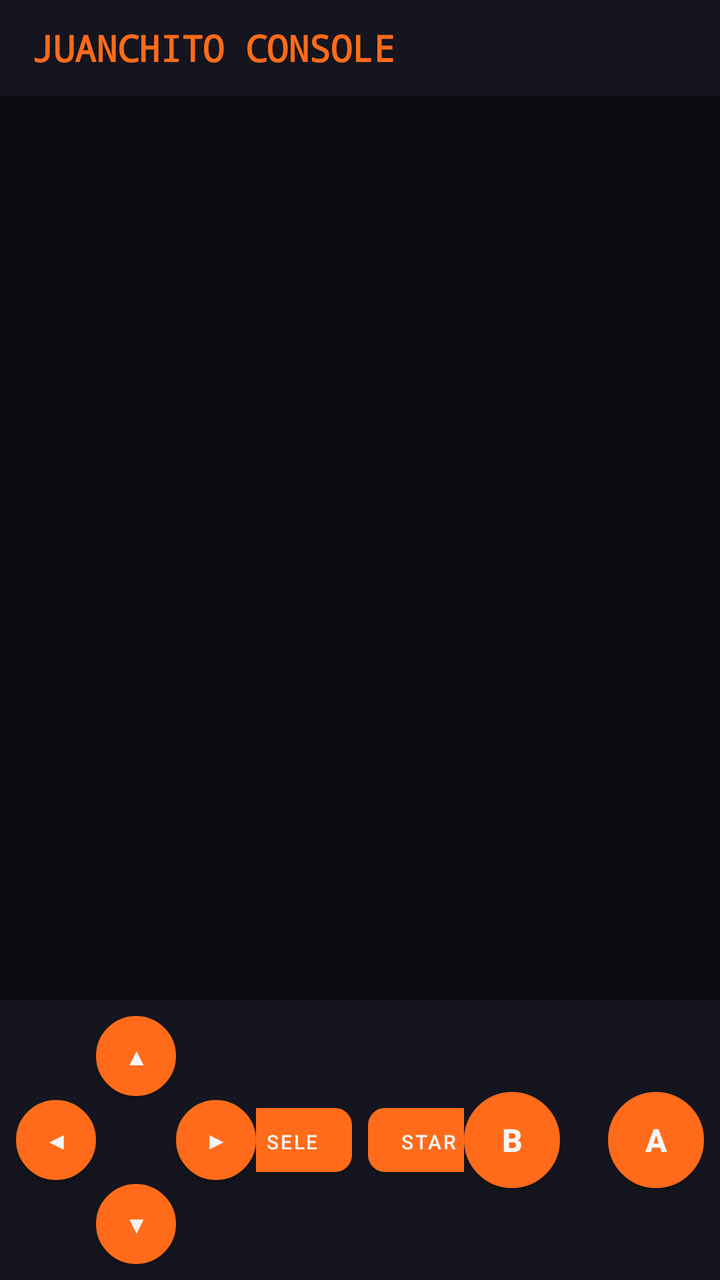
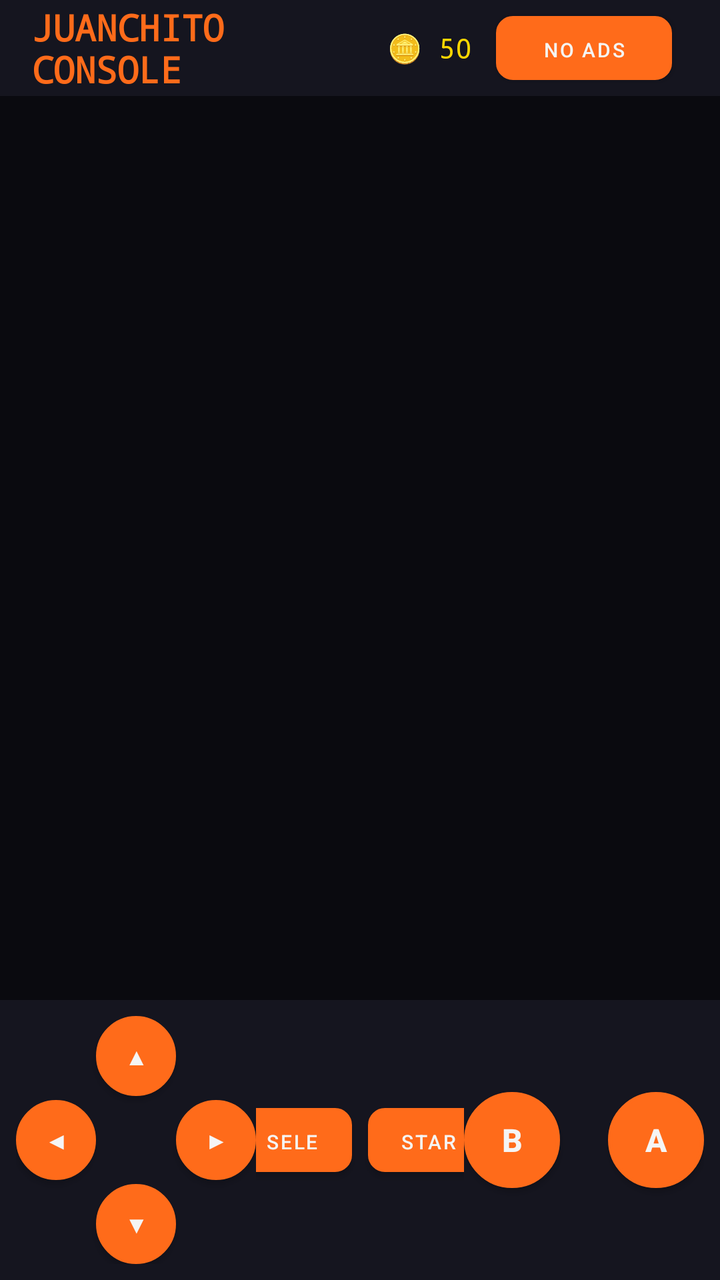

An Android layout rendered at two revisions. The XML below is the earlier revision; the diff shows what the commit changed to produce the second picture.
<!-- AndroidManifest.xml: application theme Theme.JuanchitoConsole -->
<!-- res/layout/activity_main.xml -->
<?xml version="1.0" encoding="utf-8"?>
<androidx.constraintlayout.widget.ConstraintLayout xmlns:android="http://schemas.android.com/apk/res/android"
    xmlns:app="http://schemas.android.com/apk/res-auto"
    android:layout_width="match_parent"
    android:layout_height="match_parent"
    android:background="@color/atari_bg">

    
    <LinearLayout
        android:id="@+id/topBar"
        android:layout_width="0dp"
        android:layout_height="48dp"
        android:background="@color/atari_panel"
        android:gravity="center_vertical"
        android:orientation="horizontal"
        android:paddingStart="16dp"
        android:paddingEnd="16dp"
        app:layout_constraintTop_toTopOf="parent"
        app:layout_constraintStart_toStartOf="parent"
        app:layout_constraintEnd_toEndOf="parent">

        <TextView
            android:id="@+id/tvConsoleTitle"
            android:layout_width="0dp"
            android:layout_height="wrap_content"
            android:layout_weight="1"
            android:text="@string/console_title"
            android:textColor="@color/atari_orange"
            android:textSize="18sp"
            android:textStyle="bold"
            android:fontFamily="monospace" />

        <TextView
            android:id="@+id/tvScore"
            android:layout_width="wrap_content"
            android:layout_height="wrap_content"
            android:textColor="@color/atari_yellow"
            android:textSize="14sp"
            android:fontFamily="monospace"
            android:visibility="gone" />
    </LinearLayout>

    
    <androidx.recyclerview.widget.RecyclerView
        android:id="@+id/rvGames"
        android:layout_width="0dp"
        android:layout_height="0dp"
        android:padding="12dp"
        android:clipToPadding="false"
        app:layout_constraintTop_toBottomOf="@id/topBar"
        app:layout_constraintBottom_toTopOf="@id/gamepadContainer"
        app:layout_constraintStart_toStartOf="parent"
        app:layout_constraintEnd_toEndOf="parent" />

    
    <erasom.juanchito.app.GameView
        android:id="@+id/gameView"
        android:layout_width="0dp"
        android:layout_height="0dp"
        android:visibility="gone"
        app:layout_constraintTop_toBottomOf="@id/topBar"
        app:layout_constraintBottom_toTopOf="@id/gamepadContainer"
        app:layout_constraintStart_toStartOf="parent"
        app:layout_constraintEnd_toEndOf="parent" />

    
    <LinearLayout
        android:id="@+id/gamepadContainer"
        android:layout_width="0dp"
        android:layout_height="140dp"
        android:background="@color/atari_panel"
        android:orientation="horizontal"
        android:padding="8dp"
        app:layout_constraintBottom_toBottomOf="parent"
        app:layout_constraintStart_toStartOf="parent"
        app:layout_constraintEnd_toEndOf="parent">

        
        <FrameLayout
            android:id="@+id/dpadContainer"
            android:layout_width="120dp"
            android:layout_height="match_parent"
            android:layout_gravity="center">

            <Button
                android:id="@+id/btnUp"
                android:layout_width="40dp"
                android:layout_height="40dp"
                android:layout_gravity="top|center_horizontal"
                android:background="@drawable/btn_pad"
                android:text="▲"
                android:textColor="@color/atari_white"
                android:textSize="12sp" />

            <Button
                android:id="@+id/btnLeft"
                android:layout_width="40dp"
                android:layout_height="40dp"
                android:layout_gravity="center_vertical|start"
                android:background="@drawable/btn_pad"
                android:text="◀"
                android:textColor="@color/atari_white"
                android:textSize="12sp" />

            <Button
                android:id="@+id/btnRight"
                android:layout_width="40dp"
                android:layout_height="40dp"
                android:layout_gravity="center_vertical|end"
                android:background="@drawable/btn_pad"
                android:text="▶"
                android:textColor="@color/atari_white"
                android:textSize="12sp" />

            <Button
                android:id="@+id/btnDown"
                android:layout_width="40dp"
                android:layout_height="40dp"
                android:layout_gravity="bottom|center_horizontal"
                android:background="@drawable/btn_pad"
                android:text="▼"
                android:textColor="@color/atari_white"
                android:textSize="12sp" />
        </FrameLayout>

        
        <LinearLayout
            android:layout_width="0dp"
            android:layout_height="match_parent"
            android:layout_weight="1"
            android:gravity="center"
            android:orientation="horizontal">

            <Button
                android:id="@+id/btnSelect"
                android:layout_width="60dp"
                android:layout_height="32dp"
                android:background="@drawable/btn_pad_small"
                android:text="SELECT"
                android:textColor="@color/atari_white"
                android:textSize="10sp"
                android:layout_marginEnd="8dp" />

            <Button
                android:id="@+id/btnStart"
                android:layout_width="60dp"
                android:layout_height="32dp"
                android:background="@drawable/btn_pad_small"
                android:text="START"
                android:textColor="@color/atari_white"
                android:textSize="10sp" />
        </LinearLayout>

        
        <FrameLayout
            android:layout_width="120dp"
            android:layout_height="match_parent"
            android:layout_gravity="center">

            <Button
                android:id="@+id/btnB"
                android:layout_width="48dp"
                android:layout_height="48dp"
                android:layout_gravity="center_vertical|start"
                android:background="@drawable/btn_action"
                android:text="B"
                android:textColor="@color/atari_white"
                android:textSize="16sp"
                android:textStyle="bold" />

            <Button
                android:id="@+id/btnA"
                android:layout_width="48dp"
                android:layout_height="48dp"
                android:layout_gravity="center_vertical|end"
                android:background="@drawable/btn_action"
                android:text="A"
                android:textColor="@color/atari_white"
                android:textSize="16sp"
                android:textStyle="bold" />
        </FrameLayout>
    </LinearLayout>

</androidx.constraintlayout.widget.ConstraintLayout>
<!-- resources referenced by this layout -->
<resources>
  <color name="atari_bg">#0A0A0F</color>
  <color name="atari_orange">#FF6B1A</color>
  <color name="atari_panel">#15151F</color>
  <color name="atari_white">#F5F5F5</color>
  <color name="atari_yellow">#FFD700</color>
  <!-- drawable btn_action (drawable) -->
  <?xml version="1.0" encoding="utf-8"?>
  <shape xmlns:android="http://schemas.android.com/apk/res/android">
      <solid android:color="@color/atari_orange" />
      <corners android:radius="24dp" />
      <stroke android:width="2dp" android:color="@color/atari_yellow" />
  </shape>
  <!-- drawable btn_pad (drawable) -->
  <?xml version="1.0" encoding="utf-8"?>
  <shape xmlns:android="http://schemas.android.com/apk/res/android">
      <solid android:color="@color/atari_grey" />
      <corners android:radius="20dp" />
      <stroke android:width="1dp" android:color="@color/atari_orange" />
  </shape>
  <!-- drawable btn_pad_small (drawable) -->
  <?xml version="1.0" encoding="utf-8"?>
  <shape xmlns:android="http://schemas.android.com/apk/res/android">
      <solid android:color="@color/atari_grey" />
      <corners android:radius="8dp" />
      <stroke android:width="1dp" android:color="@color/atari_orange" />
  </shape>
  <string name="console_title">JUANCHITO CONSOLE</string>
  <style name="Theme.JuanchitoConsole" parent="Theme.MaterialComponents.DayNight.NoActionBar">
          <item name="colorPrimary">@color/atari_orange</item>
          <item name="colorPrimaryDark">@color/atari_dark</item>
          <item name="colorAccent">@color/atari_cyan</item>
          <item name="android:windowBackground">@color/atari_bg</item>
          <item name="android:statusBarColor">@color/atari_dark</item>
          <item name="android:navigationBarColor">@color/atari_dark</item>
      </style>
  <color name="atari_grey">#3A3A4A</color>
  <color name="atari_dark">#050508</color>
  <color name="atari_cyan">#00D9FF</color>
</resources>

<!-- the commit's change to res/layout/activity_main.xml (unified diff, before → after) -->
@@ -31,6 +31,26 @@
             android:fontFamily="monospace" />
 
         <TextView
+            android:id="@+id/tvCoins"
+            android:layout_width="wrap_content"
+            android:layout_height="wrap_content"
+            android:textColor="@color/atari_yellow"
+            android:textSize="14sp"
+            android:text="🪙 50"
+            android:layout_marginEnd="12dp"
+            android:fontFamily="monospace" />
+
+        <Button
+            android:id="@+id/btnRemoveAds"
+            android:layout_width="wrap_content"
+            android:layout_height="32dp"
+            android:text="NO ADS"
+            android:textSize="10sp"
+            android:layout_marginEnd="8dp"
+            android:background="@drawable/btn_pad_small"
+            android:textColor="@color/atari_white" />
+
+        <TextView
             android:id="@+id/tvScore"
             android:layout_width="wrap_content"
             android:layout_height="wrap_content"
@@ -41,13 +61,22 @@
     </LinearLayout>
 
     
+    <FrameLayout
+        android:id="@+id/bannerContainer"
+        android:layout_width="wrap_content"
+        android:layout_height="wrap_content"
+        app:layout_constraintTop_toBottomOf="@id/topBar"
+        app:layout_constraintStart_toStartOf="parent"
+        app:layout_constraintEnd_toEndOf="parent" />
+
+    
     <androidx.recyclerview.widget.RecyclerView
         android:id="@+id/rvGames"
         android:layout_width="0dp"
         android:layout_height="0dp"
         android:padding="12dp"
         android:clipToPadding="false"
-        app:layout_constraintTop_toBottomOf="@id/topBar"
+        app:layout_constraintTop_toBottomOf="@id/bannerContainer"
         app:layout_constraintBottom_toTopOf="@id/gamepadContainer"
         app:layout_constraintStart_toStartOf="parent"
         app:layout_constraintEnd_toEndOf="parent" />
